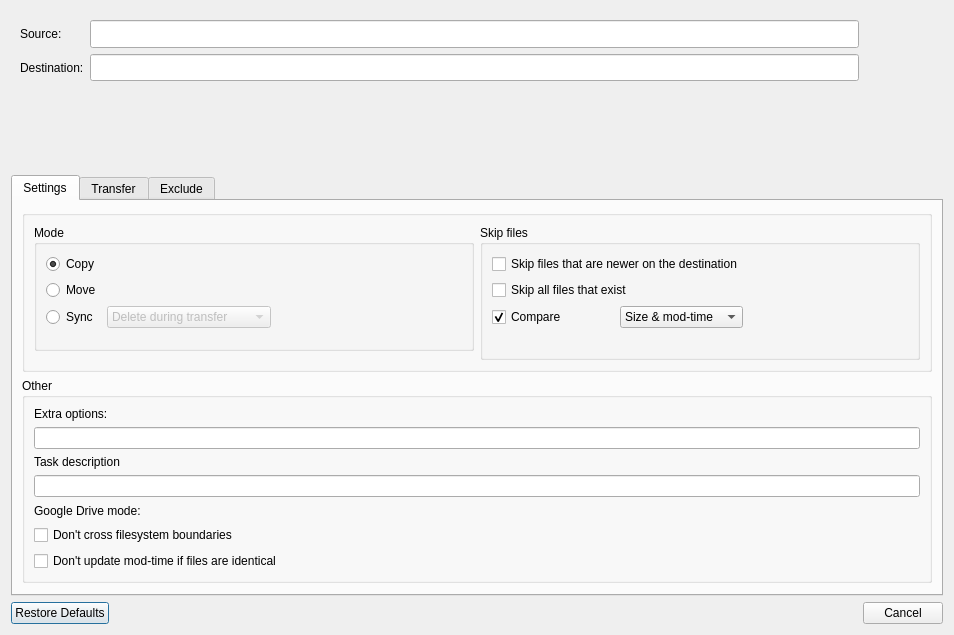
Before: the Qt Designer form src/transfer_dialog.ui in holazt/RcloneBrowser, drawn with Qt 5.
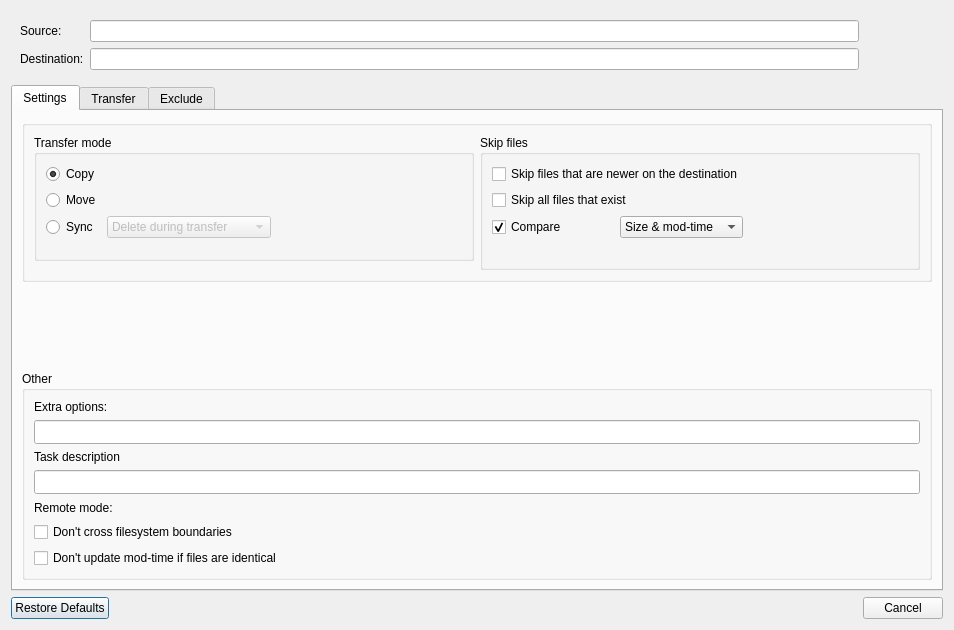
After: the same form once the commit is applied.

Commit message: transfer dialog improved

Diff of the .ui file:
```diff
--- a/src/transfer_dialog.ui
+++ b/src/transfer_dialog.ui
@@ -7,7 +7,7 @@
     <x>0</x>
     <y>0</y>
     <width>954</width>
-    <height>635</height>
+    <height>630</height>
    </rect>
   </property>
   <property name="minimumSize">
@@ -140,6 +140,12 @@
    </item>
    <item>
     <widget class="QTabWidget" name="tabWidget">
+     <property name="sizePolicy">
+      <sizepolicy hsizetype="Expanding" vsizetype="Expanding">
+       <horstretch>0</horstretch>
+       <verstretch>10</verstretch>
+      </sizepolicy>
+     </property>
      <property name="currentIndex">
       <number>0</number>
      </property>
@@ -157,7 +163,7 @@
           <item alignment="Qt::AlignTop">
            <widget class="QGroupBox" name="modeGroup">
             <property name="title">
-             <string>Mode</string>
+             <string>Transfer mode</string>
             </property>
             <layout class="QGridLayout" name="gridLayout_5">
              <property name="bottomMargin">
@@ -350,6 +356,22 @@
          </layout>
         </widget>
        </item>
+       <item>
+        <spacer name="verticalSpacer">
+         <property name="orientation">
+          <enum>Qt::Vertical</enum>
+         </property>
+         <property name="sizeType">
+          <enum>QSizePolicy::MinimumExpanding</enum>
+         </property>
+         <property name="sizeHint" stdset="0">
+          <size>
+           <width>20</width>
+           <height>15</height>
+          </size>
+         </property>
+        </spacer>
+       </item>
        <item>
         <widget class="QGroupBox" name="groupBox">
          <property name="title">
@@ -371,6 +393,12 @@
               <verstretch>0</verstretch>
              </sizepolicy>
             </property>
+            <property name="minimumSize">
+             <size>
+              <width>0</width>
+              <height>24</height>
+             </size>
+            </property>
             <property name="toolTip">
              <string>&lt;html&gt;&lt;head/&gt;&lt;body&gt;&lt;p&gt;extra options applied to rclone during transfer&lt;/p&gt;&lt;p&gt;e.g. --filter &amp;quot;- *.bak&amp;quot;&lt;/p&gt;&lt;/body&gt;&lt;/html&gt;</string>
             </property>
@@ -394,6 +422,12 @@
               <verstretch>0</verstretch>
              </sizepolicy>
             </property>
+            <property name="minimumSize">
+             <size>
+              <width>0</width>
+              <height>24</height>
+             </size>
+            </property>
             <property name="text">
              <string/>
             </property>
@@ -402,14 +436,26 @@
           <item>
            <layout class="QHBoxLayout" name="horizontalLayout_GoogleDrive">
             <item>
-             <widget class="QLabel" name="googleDriveModeLabel">
+             <widget class="QLabel" name="remoteModeLabel">
+              <property name="sizePolicy">
+               <sizepolicy hsizetype="Preferred" vsizetype="MinimumExpanding">
+                <horstretch>0</horstretch>
+                <verstretch>0</verstretch>
+               </sizepolicy>
+              </property>
               <property name="text">
-               <string>Google Drive mode: </string>
+               <string>Remote mode: </string>
               </property>
              </widget>
             </item>
             <item>
-             <widget class="QLineEdit" name="googleDriveMode">
+             <widget class="QLineEdit" name="remoteMode">
+              <property name="sizePolicy">
+               <sizepolicy hsizetype="Expanding" vsizetype="MinimumExpanding">
+                <horstretch>0</horstretch>
+                <verstretch>0</verstretch>
+               </sizepolicy>
+              </property>
               <property name="contextMenuPolicy">
                <enum>Qt::NoContextMenu</enum>
               </property>
@@ -449,19 +495,6 @@
          </layout>
         </widget>
        </item>
-       <item>
-        <spacer name="verticalSpacer">
-         <property name="orientation">
-          <enum>Qt::Vertical</enum>
-         </property>
-         <property name="sizeHint" stdset="0">
-          <size>
-           <width>20</width>
-           <height>0</height>
-          </size>
-         </property>
-        </spacer>
-       </item>
       </layout>
      </widget>
      <widget class="QWidget" name="tab3">
```
The commit also changes 1 other file.
